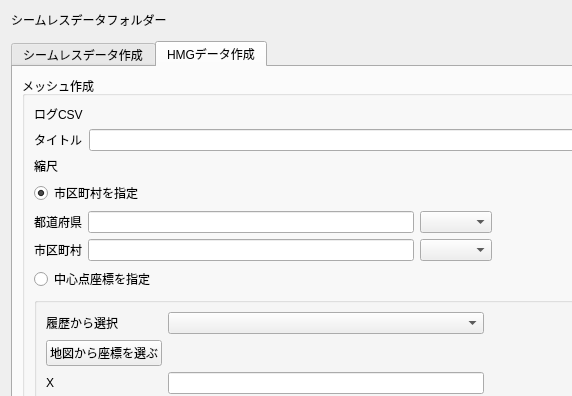
Qt form ui/main_window.ui (0712kazu/HazardMapGame_tool) before a commit; both pictures show x 0 to 572 and y 0 to 396 of the 851 by 843 pixel window.
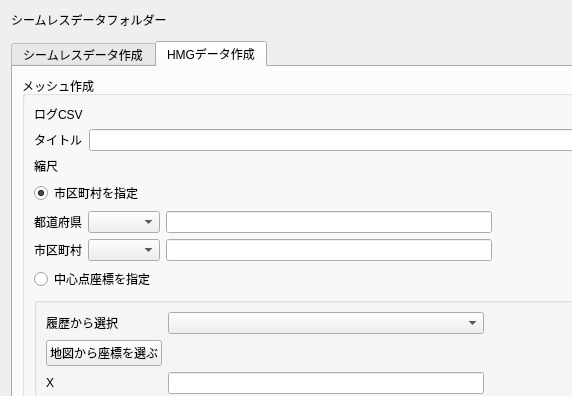
The same form after that commit. The open tabs and pages were chosen to show the change. Custom widgets are drawn as their Qt base class.

Diff of the .ui file:
```diff
--- a/ui/main_window.ui
+++ b/ui/main_window.ui
@@ -382,20 +382,20 @@
              </widget>
             </item>
             <item row="0" column="1">
-             <widget class="QLineEdit" name="filter_pref">
-            <property name="geometry">
-                <rect>
-                <x>40</x>
-                <y>220</y>
-                <width>30</width>
-                <height>27</height>
-                </rect>
-            </property>
-            </widget>
-            </item>
-            <item row="0" column="2">
              <widget class="QComboBox" name="comboBox_pref"/>
             </item> 
+            <item row="0" column="2">
+             <widget class="QLineEdit" name="filter_pref">
+            <property name="geometry">
+                <rect>
+                <x>40</x>
+                <y>220</y>
+                <width>30</width>
+                <height>27</height>
+                </rect>
+            </property>
+            </widget>
+            </item>
             <item row="0" column="3">
              <spacer name="horizontalSpacer">
               <property name="orientation">
@@ -417,20 +417,20 @@
              </widget>
             </item>
             <item row="1" column="1">
-             <widget class="QLineEdit" name="filter_city">
-            <property name="geometry">
-                <rect>
-                <x>40</x>
-                <y>220</y>
-                <width>30</width>
-                <height>27</height>
-                </rect>
-            </property>
-            </widget>
-            </item>
-            <item row="1" column="2">
              <widget class="QComboBox" name="comboBox_city"/>
             </item>
+            <item row="1" column="2">
+             <widget class="QLineEdit" name="filter_city">
+            <property name="geometry">
+                <rect>
+                <x>40</x>
+                <y>220</y>
+                <width>30</width>
+                <height>27</height>
+                </rect>
+            </property>
+            </widget>
+            </item>
            </layout>
           </item>
           <item>
```
Left out of the diff: 1 changed line with no effect on the pictures.
